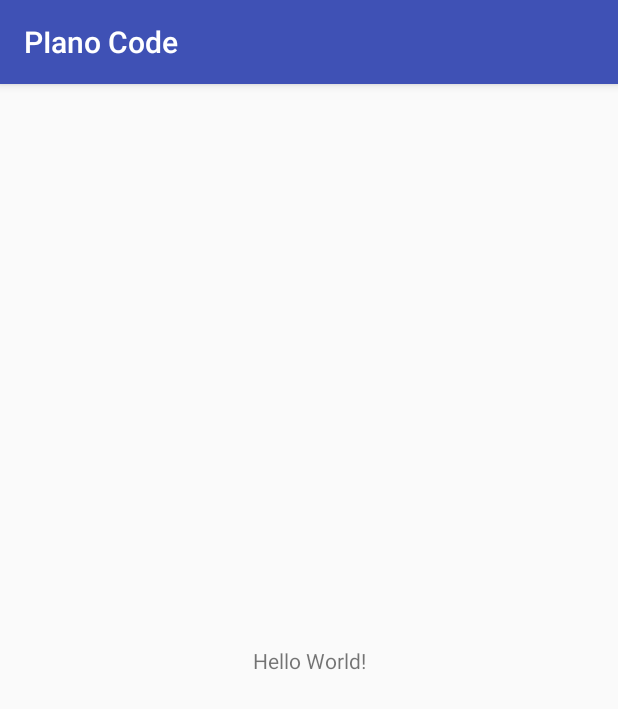
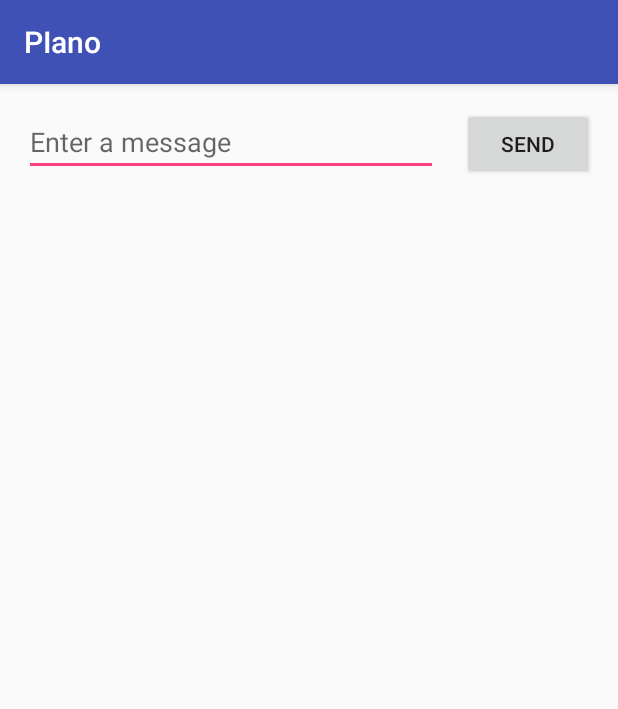
Before and after one commit to Jmiller7023/PIano, an Android app: the screen it shows after launch (MainActivity), on a phone screen of 412 x 824 dp. Shown: the top 709 px of the screen. Run offline under Robolectric (Android 15) with nearby library versions, the phone set to English and light mode, and no system bars.

Commit message:
Created a simple app with a couple activities.

```diff
--- a/PIanoCode/app/src/main/res/layout/activity_main.xml
+++ b/PIanoCode/app/src/main/res/layout/activity_main.xml
@@ -6,13 +6,31 @@
     android:layout_height="match_parent"
     tools:context="com.example.user.pianocode.MainActivity">
 
-    <TextView
+    <EditText
+        android:id="@+id/editText"
+        android:layout_width="0dp"
+        android:layout_height="wrap_content"
+        android:layout_marginStart="16dp"
+        android:layout_marginLeft="16dp"
+        android:layout_marginTop="16dp"
+        android:ems="10"
+        android:hint="@string/edit_message"
+        android:inputType="textPersonName"
+        app:layout_constraintEnd_toStartOf="@+id/button"
+        app:layout_constraintHorizontal_bias="0.5"
+        app:layout_constraintStart_toStartOf="parent"
+        app:layout_constraintTop_toTopOf="parent" />
+
+    <Button
+        android:id="@+id/button"
         android:layout_width="wrap_content"
         android:layout_height="wrap_content"
-        android:text="Hello World!"
-        app:layout_constraintBottom_toBottomOf="parent"
-        app:layout_constraintLeft_toLeftOf="parent"
-        app:layout_constraintRight_toRightOf="parent"
-        app:layout_constraintTop_toTopOf="parent" />
-
+        android:layout_marginEnd="16dp"
+        android:layout_marginStart="16dp"
+        android:onClick="sendMessage"
+        android:text="@string/button_send"
+        app:layout_constraintBaseline_toBaselineOf="@+id/editText"
+        app:layout_constraintEnd_toEndOf="parent"
+        app:layout_constraintHorizontal_bias="0.5"
+        app:layout_constraintStart_toEndOf="@+id/editText" />
 </android.support.constraint.ConstraintLayout>
--- a/PIanoCode/app/src/main/res/values/strings.xml
+++ b/PIanoCode/app/src/main/res/values/strings.xml
@@ -1,3 +1,5 @@
 <resources>
-    <string name="app_name">PIano Code</string>
+    <string name="app_name">PIano</string>
+    <string name="edit_message">Enter a message</string>
+    <string name="button_send">Send</string>
 </resources>
```
Also changed, not shown: PIanoCode/app/src/main/AndroidManifest.xml (+7 -0 lines), PIanoCode/app/src/main/java/com/example/user/pianocode/DisplayMessageActivity.java (added, +23 -0 lines), PIanoCode/app/src/main/java/com/example/user/pianocode/MainActivity.java (+14 -1 lines), PIanoCode/app/src/main/res/layout/activity_display_message.xml (added, +23 -0 lines).
